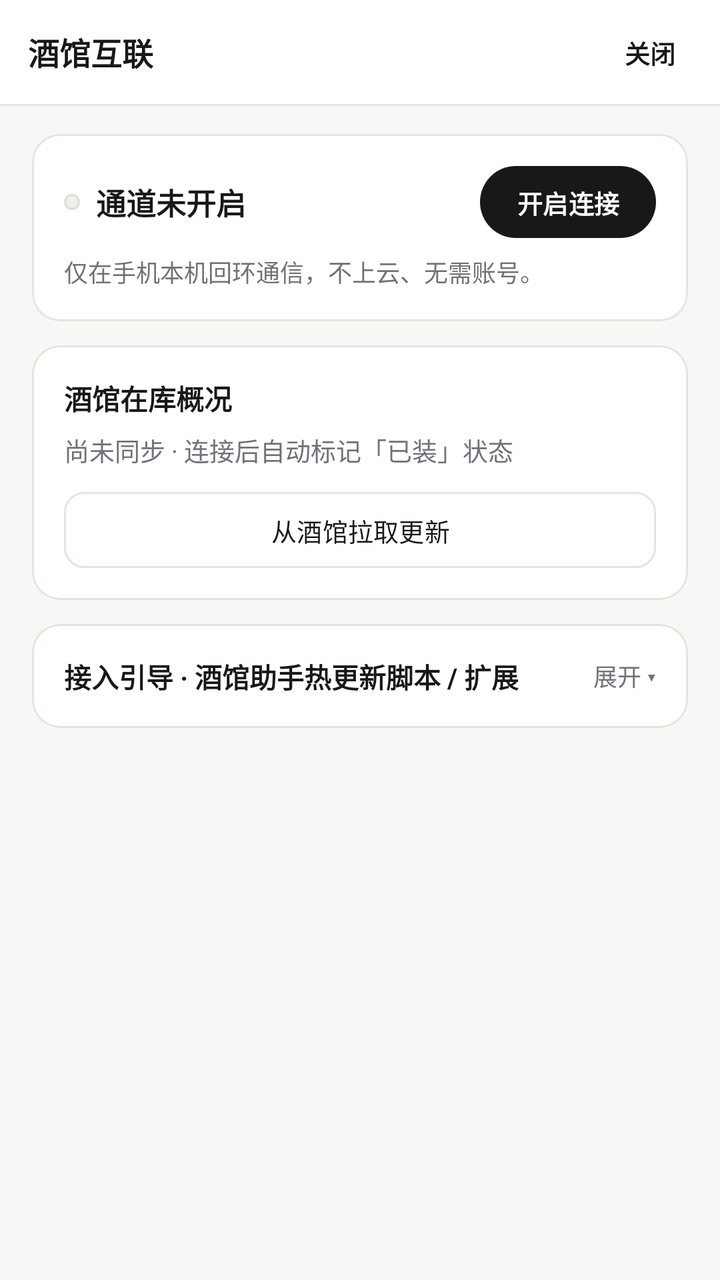
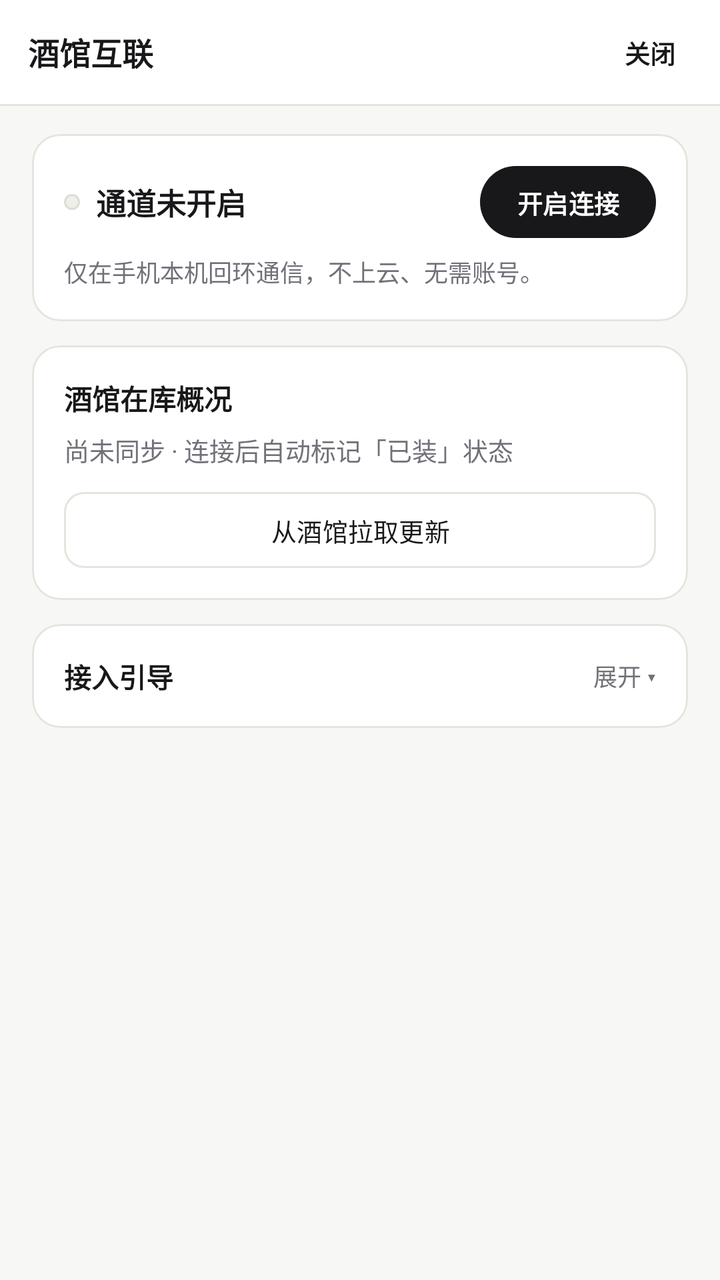

Compare the two renders of this Android layout. The source of the first and the diff that turns it into the second are given below.
<!-- AndroidManifest.xml: application theme Theme.STThemeVault -->
<!-- res/layout/activity_tavern_bridge.xml -->
<?xml version="1.0" encoding="utf-8"?>
<LinearLayout xmlns:android="http://schemas.android.com/apk/res/android"
    xmlns:app="http://schemas.android.com/apk/res-auto"
    android:layout_width="match_parent"
    android:layout_height="match_parent"
    android:background="@color/bg"
    android:orientation="vertical">

    
    <LinearLayout
        android:layout_width="match_parent"
        android:layout_height="52dp"
        android:background="@color/surface"
        android:gravity="center_vertical"
        android:orientation="horizontal"
        android:paddingHorizontal="14dp">

        <TextView
            android:layout_width="0dp"
            android:layout_height="wrap_content"
            android:layout_weight="1"
            android:text="酒馆互联"
            android:textColor="@color/text_primary"
            android:textSize="15.5sp"
            android:textStyle="bold" />

        <com.google.android.material.button.MaterialButton
            android:id="@+id/btnBridgeClose"
            style="@style/Widget.Material3.Button.TextButton"
            android:layout_width="wrap_content"
            android:layout_height="34dp"
            android:insetTop="0dp"
            android:insetBottom="0dp"
            android:minWidth="0dp"
            android:paddingHorizontal="8dp"
            android:text="关闭"
            android:textColor="@color/text_primary"
            android:textSize="12.5sp"
            android:textStyle="bold" />
    </LinearLayout>

    <View
        android:layout_width="match_parent"
        android:layout_height="1dp"
        android:background="@color/border" />

    <ScrollView
        android:layout_width="match_parent"
        android:layout_height="0dp"
        android:layout_weight="1"
        android:clipToPadding="false"
        android:paddingHorizontal="16dp"
        android:paddingTop="14dp"
        android:paddingBottom="28dp">

        <LinearLayout
            android:layout_width="match_parent"
            android:layout_height="wrap_content"
            android:orientation="vertical">

            
            <com.google.android.material.card.MaterialCardView
                android:layout_width="match_parent"
                android:layout_height="wrap_content"
                android:layout_marginBottom="12dp"
                app:cardBackgroundColor="@color/surface"
                app:cardCornerRadius="14dp"
                app:cardElevation="0dp"
                app:strokeColor="@color/border"
                app:strokeWidth="1dp">

                <LinearLayout
                    android:layout_width="match_parent"
                    android:layout_height="wrap_content"
                    android:orientation="vertical"
                    android:padding="16dp">

                    <LinearLayout
                        android:layout_width="match_parent"
                        android:layout_height="wrap_content"
                        android:gravity="center_vertical"
                        android:orientation="horizontal">

                        <View
                            android:id="@+id/dotBridgeStatus"
                            android:layout_width="8dp"
                            android:layout_height="8dp"
                            android:background="@drawable/bg_pill_accent" />

                        <TextView
                            android:id="@+id/tvBridgeStatusTitle"
                            android:layout_width="0dp"
                            android:layout_height="wrap_content"
                            android:layout_marginStart="8dp"
                            android:layout_weight="1"
                            android:text="通道未开启"
                            android:textColor="@color/text_primary"
                            android:textSize="15sp"
                            android:textStyle="bold" />

                        <com.google.android.material.button.MaterialButton
                            android:id="@+id/btnBridgeToggle"
                            android:layout_width="wrap_content"
                            android:layout_height="36dp"
                            android:insetTop="0dp"
                            android:insetBottom="0dp"
                            android:paddingHorizontal="14dp"
                            android:text="开启连接"
                            android:textColor="@color/on_accent"
                            android:textSize="12.5sp"
                            android:textStyle="bold"
                            app:backgroundTint="@color/accent"
                            app:cornerRadius="18dp" />
                    </LinearLayout>

                    <TextView
                        android:id="@+id/tvBridgeSub"
                        android:layout_width="match_parent"
                        android:layout_height="wrap_content"
                        android:layout_marginTop="8dp"
                        android:text="仅在手机本机回环通信，不上云、无需账号。"
                        android:textColor="@color/text_muted"
                        android:textSize="12sp" />
                </LinearLayout>
            </com.google.android.material.card.MaterialCardView>

            
            <com.google.android.material.card.MaterialCardView
                android:layout_width="match_parent"
                android:layout_height="wrap_content"
                android:layout_marginBottom="12dp"
                app:cardBackgroundColor="@color/surface"
                app:cardCornerRadius="14dp"
                app:cardElevation="0dp"
                app:strokeColor="@color/border"
                app:strokeWidth="1dp">

                <LinearLayout
                    android:layout_width="match_parent"
                    android:layout_height="wrap_content"
                    android:orientation="vertical"
                    android:padding="16dp">

                    <TextView
                        android:layout_width="wrap_content"
                        android:layout_height="wrap_content"
                        android:text="酒馆在库概况"
                        android:textColor="@color/text_primary"
                        android:textSize="14sp"
                        android:textStyle="bold" />

                    <TextView
                        android:id="@+id/tvBridgeInventory"
                        android:layout_width="match_parent"
                        android:layout_height="wrap_content"
                        android:layout_marginTop="6dp"
                        android:text="尚未同步 · 连接后自动标记「已装」状态"
                        android:textColor="@color/text_muted"
                        android:textSize="12.5sp" />

                    <TextView
                        android:id="@+id/tvBridgePullStatus"
                        android:layout_width="match_parent"
                        android:layout_height="wrap_content"
                        android:layout_marginTop="6dp"
                        android:textColor="@color/text_primary"
                        android:textSize="12sp"
                        android:visibility="gone" />

                    <LinearLayout
                        android:layout_width="match_parent"
                        android:layout_height="wrap_content"
                        android:layout_marginTop="12dp"
                        android:orientation="horizontal">

                        <com.google.android.material.button.MaterialButton
                            android:id="@+id/btnBridgePull"
                            style="@style/Widget.Material3.Button.OutlinedButton"
                            android:layout_width="0dp"
                            android:layout_height="38dp"
                            android:layout_weight="1"
                            android:insetTop="0dp"
                            android:insetBottom="0dp"
                            android:text="从酒馆拉取更新"
                            android:textColor="@color/text_primary"
                            android:textSize="12.5sp"
                            app:cornerRadius="10dp"
                            app:strokeColor="@color/border" />
                    </LinearLayout>
                </LinearLayout>
            </com.google.android.material.card.MaterialCardView>

            
            <LinearLayout
                android:id="@+id/sectionBridgeConflicts"
                android:layout_width="match_parent"
                android:layout_height="wrap_content"
                android:layout_marginBottom="12dp"
                android:orientation="vertical"
                android:visibility="gone">

                <LinearLayout
                    android:layout_width="match_parent"
                    android:layout_height="wrap_content"
                    android:layout_marginBottom="8dp"
                    android:gravity="center_vertical"
                    android:orientation="horizontal">

                    <TextView
                        android:id="@+id/tvConflictsHeader"
                        android:layout_width="0dp"
                        android:layout_height="wrap_content"
                        android:layout_weight="1"
                        android:text="近似版本待确认"
                        android:textColor="@color/text_primary"
                        android:textSize="13.5sp"
                        android:textStyle="bold" />

                    <TextView
                        android:id="@+id/btnConflictsKeepAll"
                        android:layout_width="wrap_content"
                        android:layout_height="wrap_content"
                        android:clickable="true"
                        android:focusable="true"
                        android:paddingHorizontal="6dp"
                        android:paddingVertical="2dp"
                        android:text="全部保留两份"
                        android:textColor="@color/text_primary"
                        android:textSize="12sp"
                        android:textStyle="bold" />
                </LinearLayout>

                <LinearLayout
                    android:id="@+id/containerBridgeConflicts"
                    android:layout_width="match_parent"
                    android:layout_height="wrap_content"
                    android:orientation="vertical" />
            </LinearLayout>

            
            <LinearLayout
                android:id="@+id/sectionBridgeOutbox"
                android:layout_width="match_parent"
                android:layout_height="wrap_content"
                android:layout_marginBottom="12dp"
                android:orientation="vertical"
                android:visibility="gone">

                <LinearLayout
                    android:layout_width="match_parent"
                    android:layout_height="wrap_content"
                    android:layout_marginBottom="8dp"
                    android:gravity="center_vertical"
                    android:orientation="horizontal">

                    <TextView
                        android:id="@+id/tvOutboxHeader"
                        android:layout_width="0dp"
                        android:layout_height="wrap_content"
                        android:layout_weight="1"
                        android:text="待装入队列"
                        android:textColor="@color/text_primary"
                        android:textSize="13.5sp"
                        android:textStyle="bold" />

                    <TextView
                        android:id="@+id/btnOutboxClear"
                        android:layout_width="wrap_content"
                        android:layout_height="wrap_content"
                        android:clickable="true"
                        android:focusable="true"
                        android:paddingHorizontal="6dp"
                        android:paddingVertical="2dp"
                        android:text="清空"
                        android:textColor="@color/text_muted"
                        android:textSize="12sp" />
                </LinearLayout>

                <LinearLayout
                    android:id="@+id/containerBridgeOutbox"
                    android:layout_width="match_parent"
                    android:layout_height="wrap_content"
                    android:orientation="vertical" />
            </LinearLayout>

            
            <com.google.android.material.card.MaterialCardView
                android:layout_width="match_parent"
                android:layout_height="wrap_content"
                app:cardBackgroundColor="@color/surface"
                app:cardCornerRadius="14dp"
                app:cardElevation="0dp"
                app:strokeColor="@color/border"
                app:strokeWidth="1dp">

                <LinearLayout
                    android:layout_width="match_parent"
                    android:layout_height="wrap_content"
                    android:orientation="vertical"
                    android:padding="16dp">

                    <LinearLayout
                        android:id="@+id/btnToggleGuide"
                        android:layout_width="match_parent"
                        android:layout_height="wrap_content"
                        android:clickable="true"
                        android:focusable="true"
                        android:gravity="center_vertical"
                        android:orientation="horizontal">

                        <TextView
                            android:layout_width="0dp"
                            android:layout_height="wrap_content"
                            android:layout_weight="1"
                            android:text="接入引导 · 酒馆助手热更新脚本 / 扩展"
                            android:textColor="@color/text_primary"
                            android:textSize="13.5sp"
                            android:textStyle="bold" />

                        <TextView
                            android:id="@+id/tvGuideChevron"
                            android:layout_width="wrap_content"
                            android:layout_height="wrap_content"
                            android:text="展开 ▾"
                            android:textColor="@color/text_muted"
                            android:textSize="12sp" />
                    </LinearLayout>

                    <LinearLayout
                        android:id="@+id/layoutGuideBody"
                        android:layout_width="match_parent"
                        android:layout_height="wrap_content"
                        android:layout_marginTop="12dp"
                        android:orientation="vertical"
                        android:visibility="gone">

                        <TextView
                            android:layout_width="wrap_content"
                            android:layout_height="wrap_content"
                            android:text="方式一 · 酒馆助手热更新脚本（推荐，免手动更新）"
                            android:textColor="@color/text_primary"
                            android:textSize="12.5sp"
                            android:textStyle="bold" />

                        <LinearLayout
                            android:layout_width="match_parent"
                            android:layout_height="wrap_content"
                            android:layout_marginTop="8dp"
                            android:orientation="horizontal">

                            <com.google.android.material.button.MaterialButton
                                android:id="@+id/btnExportHelperScript"
                                style="@style/Widget.Material3.Button.UnelevatedButton"
                                android:layout_width="0dp"
                                android:layout_height="36dp"
                                android:layout_marginEnd="6dp"
                                android:layout_weight="1"
                                android:insetTop="0dp"
                                android:insetBottom="0dp"
                                android:text="导出脚本 (.json)"
                                android:textColor="@color/text_primary"
                                android:textSize="12sp"
                                app:backgroundTint="@color/surface_2"
                                app:cornerRadius="10dp" />

                            <com.google.android.material.button.MaterialButton
                                android:id="@+id/btnCopyHelperCode"
                                style="@style/Widget.Material3.Button.OutlinedButton"
                                android:layout_width="0dp"
                                android:layout_height="36dp"
                                android:layout_weight="1"
                                android:insetTop="0dp"
                                android:insetBottom="0dp"
                                android:text="复制热更新代码"
                                android:textColor="@color/text_primary"
                                android:textSize="12sp"
                                app:cornerRadius="10dp"
                                app:strokeColor="@color/border" />
                        </LinearLayout>

                        <TextView
                            android:layout_width="match_parent"
                            android:layout_height="wrap_content"
                            android:layout_marginTop="6dp"
                            android:lineSpacingExtra="3dp"
                            android:text="导出后直接导入 TT 的「酒馆助手 → 全局脚本」（或新建脚本粘贴代码并启用），每次打开酒馆自动加载最新版。"
                            android:textColor="@color/text_muted"
                            android:textSize="11.5sp" />

                        <View
                            android:layout_width="match_parent"
                            android:layout_height="1dp"
                            android:layout_marginVertical="12dp"
                            android:background="@color/border" />

                        <TextView
                            android:layout_width="wrap_content"
                            android:layout_height="wrap_content"
                            android:text="方式二 · TT 原生扩展"
                            android:textColor="@color/text_primary"
                            android:textSize="12.5sp"
                            android:textStyle="bold" />

                        <LinearLayout
                            android:id="@+id/btnCopyExtUrl"
                            android:layout_width="match_parent"
                            android:layout_height="38dp"
                            android:layout_marginTop="8dp"
                            android:background="@drawable/bg_input"
                            android:clickable="true"
                            android:focusable="true"
                            android:gravity="center_vertical"
                            android:orientation="horizontal"
                            android:paddingHorizontal="12dp">

                            <TextView
                                android:layout_width="0dp"
                                android:layout_height="wrap_content"
                                android:layout_weight="1"
                                android:ellipsize="end"
                                android:singleLine="true"
                                android:text="https://github.com/cone97218-alt/pic"
                                android:textColor="@color/text_primary"
                                android:textSize="12sp" />

                            <TextView
                                android:layout_width="wrap_content"
                                android:layout_height="wrap_content"
                                android:layout_marginStart="8dp"
                                android:text="复制"
                                android:textColor="@color/text_muted"
                                android:textSize="12sp"
                                android:textStyle="bold" />
                        </LinearLayout>

                        <TextView
                            android:layout_width="match_parent"
                            android:layout_height="wrap_content"
                            android:layout_marginTop="6dp"
                            android:text="复制上方链接，在 TT「扩展 → 安装扩展」粘贴安装即可。"
                            android:textColor="@color/text_muted"
                            android:textSize="11.5sp" />
                    </LinearLayout>
                </LinearLayout>
            </com.google.android.material.card.MaterialCardView>

        </LinearLayout>
    </ScrollView>
</LinearLayout>
<!-- resources referenced by this layout -->
<resources>
  <color name="accent">#18181B</color>
  <color name="bg">#F7F7F5</color>
  <color name="border">#E6E4DD</color>
  <color name="on_accent">#FFFFFF</color>
  <color name="surface">#FFFFFF</color>
  <color name="surface_2">#F0EFEA</color>
  <color name="text_muted">#71717A</color>
  <color name="text_primary">#18181B</color>
  <!-- drawable bg_input (drawable) -->
  <?xml version="1.0" encoding="utf-8"?>
  <shape xmlns:android="http://schemas.android.com/apk/res/android" android:shape="rectangle">
      <solid android:color="@color/surface_2" />
      <corners android:radius="11dp" />
      <stroke android:width="1dp" android:color="@color/border" />
  </shape>
  <!-- drawable bg_pill_accent (drawable) -->
  <?xml version="1.0" encoding="utf-8"?>
  <shape xmlns:android="http://schemas.android.com/apk/res/android" android:shape="rectangle">
      <solid android:color="@color/pill_accent_bg" />
      <corners android:radius="999dp" />
      <stroke android:width="1dp" android:color="@color/pill_accent_stroke" />
  </shape>
  <style name="Theme.STThemeVault" parent="Theme.Material3.DayNight.NoActionBar">
          <item name="colorPrimary">@color/accent</item>
          <item name="colorOnPrimary">@color/on_accent</item>
          <item name="colorSecondary">@color/text_muted</item>
          <item name="colorSecondaryContainer">@color/surface_2</item>
          <item name="colorOnSecondaryContainer">@color/text_primary</item>
          <item name="colorSurface">@color/surface</item>
          <item name="colorOnSurface">@color/text_primary</item>
          <item name="colorSurfaceContainerHigh">@color/surface</item>
          <item name="colorOutline">@color/border</item>
          <item name="android:windowBackground">@color/bg</item>
          <item name="android:statusBarColor">@color/bg</item>
          <item name="android:navigationBarColor">@color/surface</item>
          <item name="android:windowLightStatusBar">true</item>
          <item name="android:windowLightNavigationBar" tools:targetApi="27">true</item>
      </style>
  <color name="pill_accent_bg">#EFEFE9</color>
  <color name="pill_accent_stroke">#DDDCD5</color>
</resources>

<!-- the commit's change to res/layout/activity_tavern_bridge.xml (unified diff, before → after) -->
@@ -312,7 +312,7 @@
                             android:layout_width="0dp"
                             android:layout_height="wrap_content"
                             android:layout_weight="1"
-                            android:text="接入引导 · 酒馆助手热更新脚本 / 扩展"
+                            android:text="接入引导"
                             android:textColor="@color/text_primary"
                             android:textSize="13.5sp"
                             android:textStyle="bold" />
